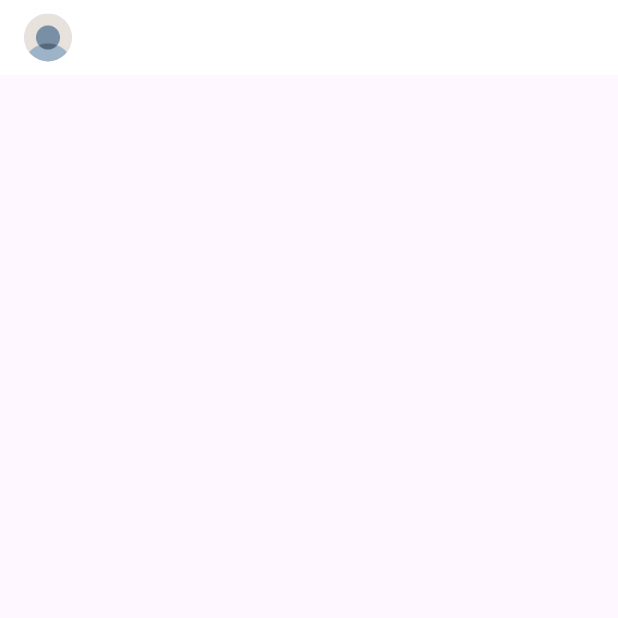
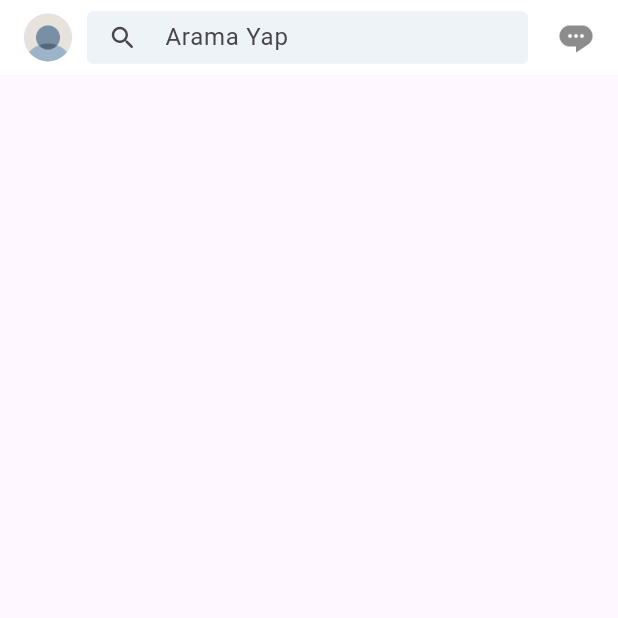
Before and after one commit to ssena-201903/linkedin-clone, a Flutter app: the screen it shows after launch, on a phone screen of 412 x 824 dp, the top half of it. Run offline on Flutter 3.47's test engine with Material 3 defaults, Android fonts, the phone set to English and light mode, and no system bars.

```diff
--- a/lib/views/home_page.dart
+++ b/lib/views/home_page.dart
@@ -24,9 +24,30 @@ class _HomePageState extends State<HomePage> {
                 CircleAvatar(backgroundImage: AssetImage('assets/icons/profile_picture_placeholder.png'), radius: 16,),
                 SizedBox(width: 10,),
                 // arama yap textfieldı oluşturuldu.
-                Container(
-
+                Expanded(
+                  child: Container(
+                    height: 35,
+                    child: TextField(
+                      decoration: InputDecoration(
+                        prefixIcon: Icon(Icons.search_rounded, size: 20,),
+                        contentPadding: EdgeInsets.zero,
+                        filled: true,
+                        fillColor: Color(0xffEEF3F7),
+                        border: OutlineInputBorder(
+                          borderRadius: BorderRadius.circular(4),
+                          borderSide: BorderSide.none
+                        ),
+                        hintText: "Arama Yap"
+                      ),
+                    ),
+                  ),
                 ),
+                SizedBox(width: 20,),
+                SizedBox(
+                  height: 24,
+                  width: 24,
+                  child: Image.asset("assets/icons/message.png"),
+                )
               ],
             ),
           ),
```
